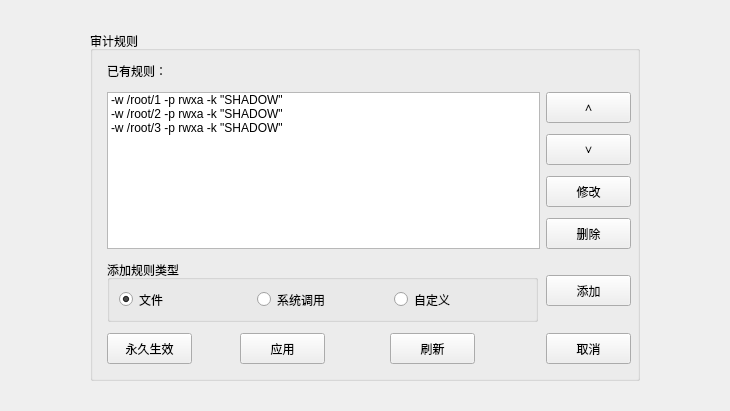
The window that AUD/audrulepage.ui (liuyufeng509/SecCenter) describes before a commit, drawn with Qt 5.
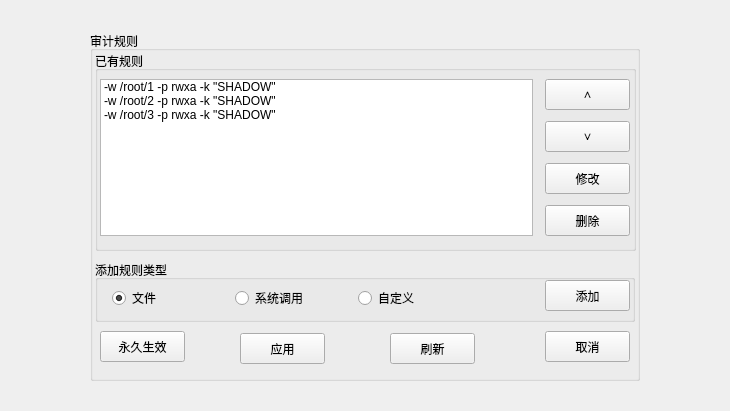
The same window after the commit.

```diff
--- a/AUD/audrulepage.ui
+++ b/AUD/audrulepage.ui
@@ -13,7 +13,46 @@
   <property name="windowTitle">
    <string>Form</string>
   </property>
-  <layout class="QGridLayout" name="gridLayout_2">
+  <layout class="QGridLayout" name="gridLayout">
+   <item row="2" column="2">
+    <spacer name="horizontalSpacer_2">
+     <property name="orientation">
+      <enum>Qt::Horizontal</enum>
+     </property>
+     <property name="sizeHint" stdset="0">
+      <size>
+       <width>72</width>
+       <height>20</height>
+      </size>
+     </property>
+    </spacer>
+   </item>
+   <item row="1" column="0">
+    <spacer name="horizontalSpacer">
+     <property name="orientation">
+      <enum>Qt::Horizontal</enum>
+     </property>
+     <property name="sizeHint" stdset="0">
+      <size>
+       <width>72</width>
+       <height>20</height>
+      </size>
+     </property>
+    </spacer>
+   </item>
+   <item row="3" column="1">
+    <spacer name="verticalSpacer_2">
+     <property name="orientation">
+      <enum>Qt::Vertical</enum>
+     </property>
+     <property name="sizeHint" stdset="0">
+      <size>
+       <width>20</width>
+       <height>13</height>
+      </size>
+     </property>
+    </spacer>
+   </item>
    <item row="0" column="1">
     <spacer name="verticalSpacer">
      <property name="orientation">
@@ -27,19 +66,6 @@
      </property>
     </spacer>
    </item>
-   <item row="1" column="0">
-    <spacer name="horizontalSpacer">
-     <property name="orientation">
-      <enum>Qt::Horizontal</enum>
-     </property>
-     <property name="sizeHint" stdset="0">
-      <size>
-       <width>72</width>
-       <height>20</height>
-      </size>
-     </property>
-    </spacer>
-   </item>
    <item row="1" column="1" rowspan="2">
     <widget class="QGroupBox" name="groupBox">
      <property name="minimumSize">
@@ -51,110 +77,11 @@
      <property name="title">
       <string>审计规则</string>
      </property>
-     <widget class="QLabel" name="label">
-      <property name="geometry">
-       <rect>
-        <x>17</x>
-        <y>30</y>
-        <width>260</width>
-        <height>20</height>
-       </rect>
-      </property>
-      <property name="maximumSize">
-       <size>
-        <width>16777215</width>
-        <height>20</height>
-       </size>
-      </property>
-      <property name="text">
-       <string>已有规则：</string>
-      </property>
-     </widget>
-     <widget class="QListWidget" name="ruleListWidget">
-      <property name="geometry">
-       <rect>
-        <x>17</x>
-        <y>61</y>
-        <width>433</width>
-        <height>157</height>
-       </rect>
-      </property>
-      <property name="editTriggers">
-       <set>QAbstractItemView::NoEditTriggers</set>
-      </property>
-      <item>
-       <property name="text">
-        <string>-w /root/1 -p rwxa -k &quot;SHADOW&quot;</string>
-       </property>
-      </item>
-      <item>
-       <property name="text">
-        <string>-w /root/2 -p rwxa -k &quot;SHADOW&quot;</string>
-       </property>
-      </item>
-      <item>
-       <property name="text">
-        <string>-w /root/3 -p rwxa -k &quot;SHADOW&quot;</string>
-       </property>
-      </item>
-     </widget>
-     <widget class="QPushButton" name="upButton">
-      <property name="geometry">
-       <rect>
-        <x>456</x>
-        <y>61</y>
-        <width>85</width>
-        <height>31</height>
-       </rect>
-      </property>
-      <property name="text">
-       <string>∧</string>
-      </property>
-     </widget>
-     <widget class="QPushButton" name="downButton">
-      <property name="geometry">
-       <rect>
-        <x>456</x>
-        <y>103</y>
-        <width>85</width>
-        <height>31</height>
-       </rect>
-      </property>
-      <property name="text">
-       <string>∨</string>
-      </property>
-     </widget>
-     <widget class="QPushButton" name="modButton">
-      <property name="geometry">
-       <rect>
-        <x>456</x>
-        <y>145</y>
-        <width>85</width>
-        <height>31</height>
-       </rect>
-      </property>
-      <property name="text">
-       <string>修改</string>
-      </property>
-     </widget>
-     <widget class="QPushButton" name="delButton">
-      <property name="geometry">
-       <rect>
-        <x>456</x>
-        <y>187</y>
-        <width>85</width>
-        <height>31</height>
-       </rect>
-      </property>
-      <property name="text">
-       <string>删除</string>
-      </property>
-     </widget>
      <widget class="QPushButton" name="forEverButton">
       <property name="geometry">
        <rect>
-        <x>17</x>
-        <y>302</y>
+        <x>10</x>
+        <y>300</y>
         <width>85</width>
         <height>31</height>
        </rect>
@@ -179,8 +106,8 @@
      <widget class="QPushButton" name="cancelButton">
       <property name="geometry">
        <rect>
-        <x>456</x>
-        <y>302</y>
+        <x>455</x>
+        <y>300</y>
         <width>85</width>
         <height>31</height>
        </rect>
@@ -189,57 +116,73 @@
        <string>取消</string>
       </property>
      </widget>
-     <widget class="QPushButton" name="addButton">
-      <property name="geometry">
-       <rect>
-        <x>456</x>
-        <y>244</y>
-        <width>85</width>
-        <height>31</height>
-       </rect>
-      </property>
-      <property name="text">
-       <string>添加</string>
-      </property>
-     </widget>
      <widget class="QGroupBox" name="groupBox_2">
       <property name="geometry">
        <rect>
-        <x>17</x>
+        <x>5</x>
         <y>229</y>
-        <width>431</width>
+        <width>540</width>
         <height>62</height>
        </rect>
       </property>
       <property name="title">
        <string>添加规则类型</string>
       </property>
-      <layout class="QHBoxLayout" name="horizontalLayout">
-       <item>
-        <widget class="QRadioButton" name="fileRadio">
-         <property name="text">
-          <string>文件</string>
-         </property>
-         <property name="checked">
-          <bool>true</bool>
-         </property>
-        </widget>
-       </item>
-       <item>
-        <widget class="QRadioButton" name="sysCallRadio">
-         <property name="text">
-          <string>系统调用</string>
-         </property>
-        </widget>
-       </item>
-       <item>
-        <widget class="QRadioButton" name="customRadio">
-         <property name="text">
-          <string>自定义</string>
-         </property>
-        </widget>
-       </item>
-      </layout>
+      <widget class="QRadioButton" name="fileRadio">
+       <property name="geometry">
+        <rect>
+         <x>17</x>
+         <y>25</y>
+         <width>59</width>
+         <height>26</height>
+        </rect>
+       </property>
+       <property name="text">
+        <string>文件</string>
+       </property>
+       <property name="checked">
+        <bool>true</bool>
+       </property>
+      </widget>
+      <widget class="QRadioButton" name="sysCallRadio">
+       <property name="geometry">
+        <rect>
+         <x>140</x>
+         <y>25</y>
+         <width>89</width>
+         <height>26</height>
+        </rect>
+       </property>
+       <property name="text">
+        <string>系统调用</string>
+       </property>
+      </widget>
+      <widget class="QRadioButton" name="customRadio">
+       <property name="geometry">
+        <rect>
+         <x>263</x>
+         <y>25</y>
+         <width>74</width>
+         <height>26</height>
+        </rect>
+       </property>
+       <property name="text">
+        <string>自定义</string>
+       </property>
+      </widget>
+      <widget class="QPushButton" name="addButton">
+       <property name="geometry">
+        <rect>
+         <x>450</x>
+         <y>20</y>
+         <width>85</width>
+         <height>31</height>
+        </rect>
+       </property>
+       <property name="text">
+        <string>添加</string>
+       </property>
+      </widget>
      </widget>
      <widget class="QPushButton" name="freshButton">
       <property name="geometry">
@@ -254,34 +197,101 @@
        <string>刷新</string>
       </property>
      </widget>
+     <widget class="QGroupBox" name="groupBox_3">
+      <property name="geometry">
+       <rect>
+        <x>5</x>
+        <y>20</y>
+        <width>541</width>
+        <height>200</height>
+       </rect>
+      </property>
+      <property name="title">
+       <string>已有规则</string>
+      </property>
+      <widget class="QPushButton" name="delButton">
+       <property name="geometry">
+        <rect>
+         <x>450</x>
+         <y>154</y>
+         <width>85</width>
+         <height>31</height>
+        </rect>
+       </property>
+       <property name="text">
+        <string>删除</string>
+       </property>
+      </widget>
+      <widget class="QPushButton" name="upButton">
+       <property name="geometry">
+        <rect>
+         <x>450</x>
+         <y>28</y>
+         <width>85</width>
+         <height>31</height>
+        </rect>
+       </property>
+       <property name="text">
+        <string>∧</string>
+       </property>
+      </widget>
+      <widget class="QPushButton" name="modButton">
+       <property name="geometry">
+        <rect>
+         <x>450</x>
+         <y>112</y>
+         <width>85</width>
+         <height>31</height>
+        </rect>
+       </property>
+       <property name="text">
+        <string>修改</string>
+       </property>
+      </widget>
+      <widget class="QListWidget" name="ruleListWidget">
+       <property name="geometry">
+        <rect>
+         <x>5</x>
+         <y>28</y>
+         <width>433</width>
+         <height>157</height>
+        </rect>
+       </property>
+       <property name="editTriggers">
+        <set>QAbstractItemView::NoEditTriggers</set>
+       </property>
+       <item>
+        <property name="text">
+         <string>-w /root/1 -p rwxa -k &quot;SHADOW&quot;</string>
+        </property>
+       </item>
+       <item>
+        <property name="text">
+         <string>-w /root/2 -p rwxa -k &quot;SHADOW&quot;</string>
+        </property>
+       </item>
+       <item>
+        <property name="text">
+         <string>-w /root/3 -p rwxa -k &quot;SHADOW&quot;</string>
+        </property>
+       </item>
+      </widget>
+      <widget class="QPushButton" name="downButton">
+       <property name="geometry">
+        <rect>
+         <x>450</x>
+         <y>70</y>
+         <width>85</width>
+         <height>31</height>
+        </rect>
+       </property>
+       <property name="text">
+        <string>∨</string>
+       </property>
+      </widget>
+     </widget>
     </widget>
    </item>
-   <item row="2" column="2">
-    <spacer name="horizontalSpacer_2">
-     <property name="orientation">
-      <enum>Qt::Horizontal</enum>
-     </property>
-     <property name="sizeHint" stdset="0">
-      <size>
-       <width>72</width>
-       <height>20</height>
-      </size>
-     </property>
-    </spacer>
-   </item>
-   <item row="3" column="1">
-    <spacer name="verticalSpacer_2">
-     <property name="orientation">
-      <enum>Qt::Vertical</enum>
-     </property>
-     <property name="sizeHint" stdset="0">
-      <size>
-       <width>20</width>
-       <height>13</height>
-      </size>
-     </property>
-    </spacer>
-   </item>
   </layout>
  </widget>
  <resources/>
```
